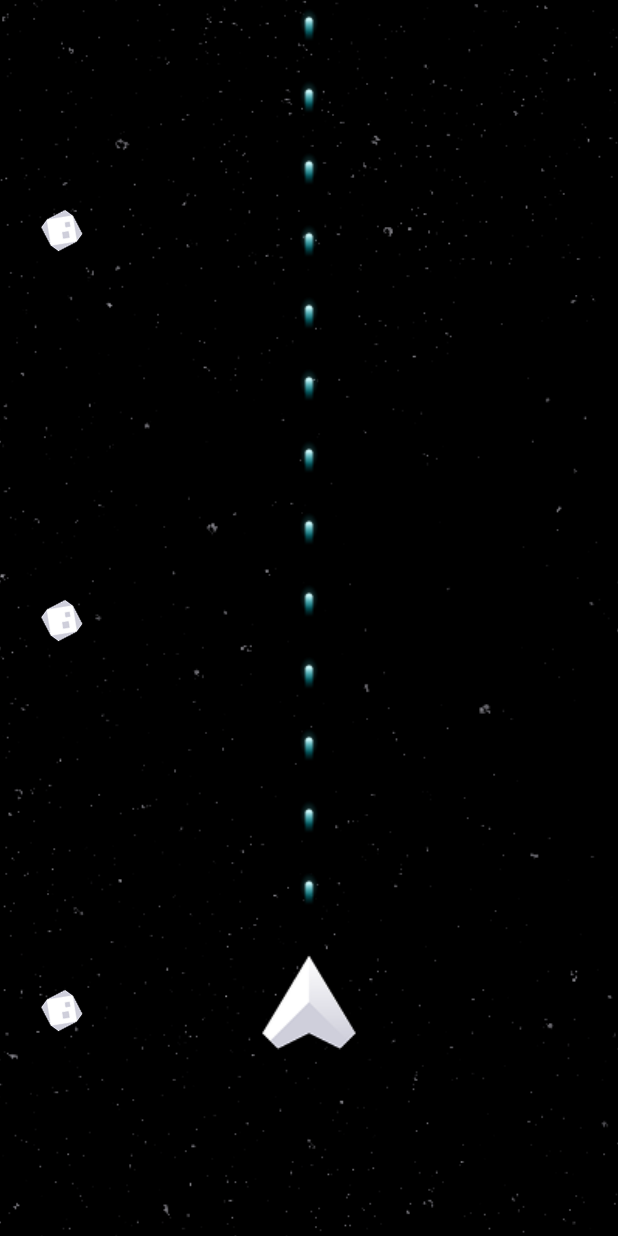
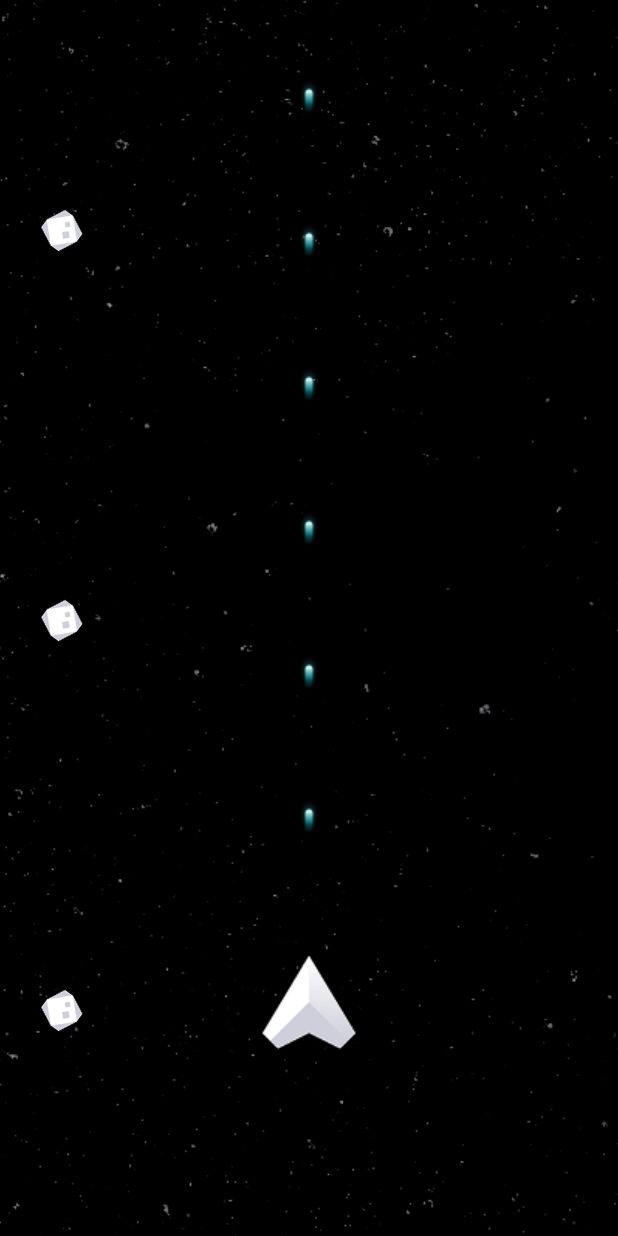
Before and after one commit to OMR8X/asteroid-bomber, a Flutter app: the screen it shows after launch, on a phone screen of 412 x 824 dp. Run offline on Flutter 3.47's test engine with Material 3 defaults, Android fonts, the light colour scheme and no system bars; our stand-ins replace audioplayers, bloc, equatable, flutter_bloc, get_it.

Commit message:
last updates

```diff
--- /dev/null
+++ b/lib/blocs/background_sounds_bloc/background_sounds_bloc.dart
@@ -0,0 +1,19 @@
+import 'package:asteroid_bomber/resources/sounds_recources.dart';
+import 'package:bloc/bloc.dart';
+import 'package:equatable/equatable.dart';
+import 'package:audioplayers/audioplayers.dart';
+part 'background_sounds_event.dart';
+part 'background_sounds_state.dart';
+
+class BackgroundSoundsBloc extends Bloc<BackgroundSoundsEvent, BackgroundSoundsState> {
+  final player = AudioPlayer();
+  BackgroundSoundsBloc() : super(BackgroundSoundsInitial()) {
+    on<BackgroundSoundsStartEvent>((event, emit) async {
+      await player.setVolume(0.5);
+      await player.play(AssetSource(SoundsRecourses.sound1));
+    });
+    on<BackgroundSoundsStopEvent>((event, emit) async {
+      await player.stop();
+    });
+  }
+}
--- /dev/null
+++ b/lib/blocs/background_sounds_bloc/background_sounds_event.dart
@@ -0,0 +1,22 @@
+part of 'background_sounds_bloc.dart';
+
+final class BackgroundSoundsEvent extends Equatable {
+  const BackgroundSoundsEvent();
+
+  @override
+  List<Object> get props => [];
+}
+
+final class BackgroundSoundsStartEvent extends BackgroundSoundsEvent {
+  const BackgroundSoundsStartEvent();
+
+  @override
+  List<Object> get props => [];
+}
+
+final class BackgroundSoundsStopEvent extends BackgroundSoundsEvent {
+  const BackgroundSoundsStopEvent();
+
+  @override
+  List<Object> get props => [];
+}
--- /dev/null
+++ b/lib/blocs/background_sounds_bloc/background_sounds_state.dart
@@ -0,0 +1,10 @@
+part of 'background_sounds_bloc.dart';
+
+sealed class BackgroundSoundsState extends Equatable {
+  const BackgroundSoundsState();
+
+  @override
+  List<Object> get props => [];
+}
+
+final class BackgroundSoundsInitial extends BackgroundSoundsState {}
--- a/lib/blocs/rocket_bloc/rocket_state.dart
+++ b/lib/blocs/rocket_bloc/rocket_state.dart
@@ -34,3 +34,5 @@ class RocketState extends Equatable {
   @override
   List<Object> get props => [rocketPosition,  lowerBoundY, bullets];
 }
+//
+//
--- a/lib/injection/controller_inj.dart
+++ b/lib/injection/controller_inj.dart
@@ -1,9 +1,11 @@
 import 'package:asteroid_bomber/blocs/asteriods_bloc/asteriods_bloc.dart';
 
+import '../blocs/background_sounds_bloc/background_sounds_bloc.dart';
 import '../blocs/rocket_bloc/rocket_bloc.dart';
 import 'app_inj.dart';
 
 controllerInj() {
   sl.registerSingleton(AsteroidsBloc());
   sl.registerSingleton(RocketBloc());
+  sl.registerSingleton(BackgroundSoundsBloc());
 }
--- a/lib/main.dart
+++ b/lib/main.dart
@@ -1,4 +1,5 @@
 import 'dart:async';
+import 'package:asteroid_bomber/blocs/background_sounds_bloc/background_sounds_bloc.dart';
 import 'package:flutter/material.dart';
 import 'blocs/asteriods_bloc/asteriods_bloc.dart';
 import 'blocs/rocket_bloc/rocket_bloc.dart';
@@ -46,7 +47,7 @@ startUpdateFramesTimer() {
     // about bloc
     sl<RocketBloc>().add(BulletsUpdatedEvent());
     //
-    if (timer.tick % 4 == 0) {
+    if (timer.tick % 8 == 0) {
       final rocketTipX = sl<RocketBloc>().state.rocketPosition.dx + (LayoutConstants.rocketSize.width / 2);
       final rocketTipY = sl<RocketBloc>().state.rocketPosition.dy;
       sl<RocketBloc>().add(BulletFiredEvent(Offset(rocketTipX, rocketTipY)));
--- a/lib/resources/sounds_recources.dart
+++ b/lib/resources/sounds_recources.dart
@@ -0,0 +1,4 @@
+class SoundsRecourses {
+  static const String basePath = 'sounds';
+  static const String sound1 = '$basePath/background-1.mp3';
+}
--- a/lib/screens/canvas_view.dart
+++ b/lib/screens/canvas_view.dart
@@ -1,3 +1,4 @@
+import 'package:asteroid_bomber/blocs/background_sounds_bloc/background_sounds_bloc.dart';
 import 'package:asteroid_bomber/screens/asteriods_view.dart';
 import 'package:asteroid_bomber/widgets/background_widgets.dart';
 import 'package:flutter/material.dart';
@@ -15,6 +16,18 @@ class CanvasView extends StatefulWidget {
 }
 
 class _CanvasViewState extends State<CanvasView> {
+  @override
+  void initState() {
+    sl<BackgroundSoundsBloc>().add(BackgroundSoundsStartEvent());
+    super.initState();
+  }
+
+  @override
+  void dispose() {
+    sl<BackgroundSoundsBloc>().add(BackgroundSoundsStopEvent());
+    super.dispose();
+  }
+
   @override
   Widget build(BuildContext context) {
     return BlocProvider.value(
--- a/pubspec.yaml
+++ b/pubspec.yaml
@@ -54,6 +54,7 @@ flutter:
   # To add assets to your application, add an assets section, like this:
   assets:
     - assets/images/
+    - assets/sounds/
   # An image asset can refer to one or more resolution-specific "variants", see
   # https://flutter.dev/to/resolution-aware-images
   # For details regarding adding assets from package dependencies, see
```
Also changed, not shown: pubspec.lock, 1 other file.
